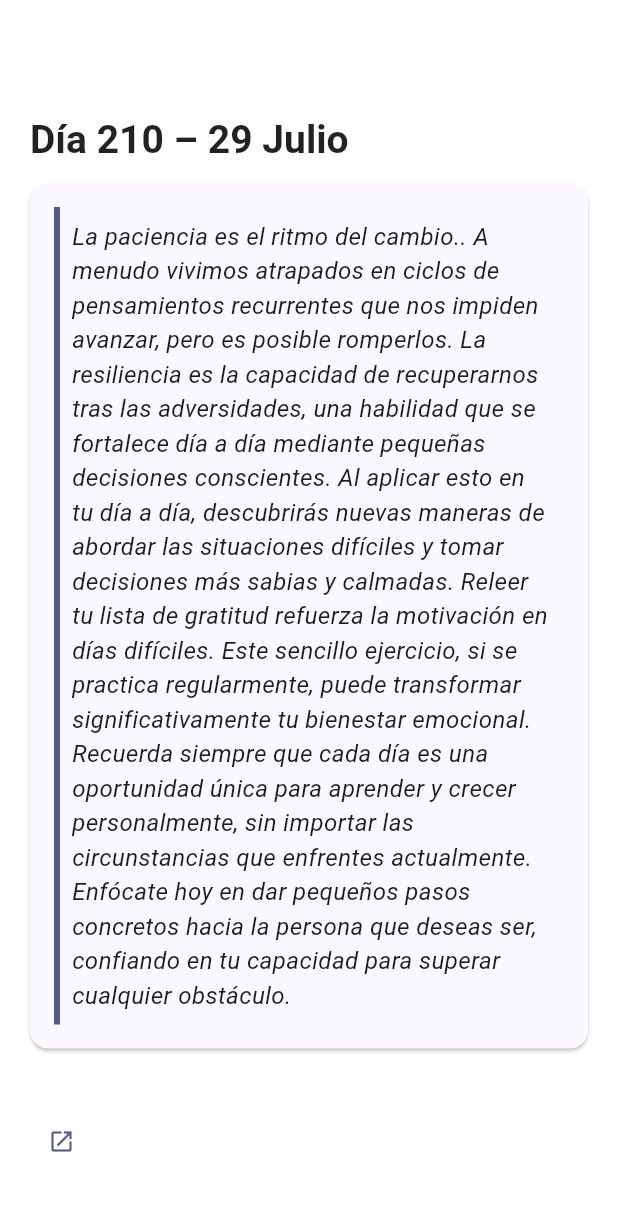
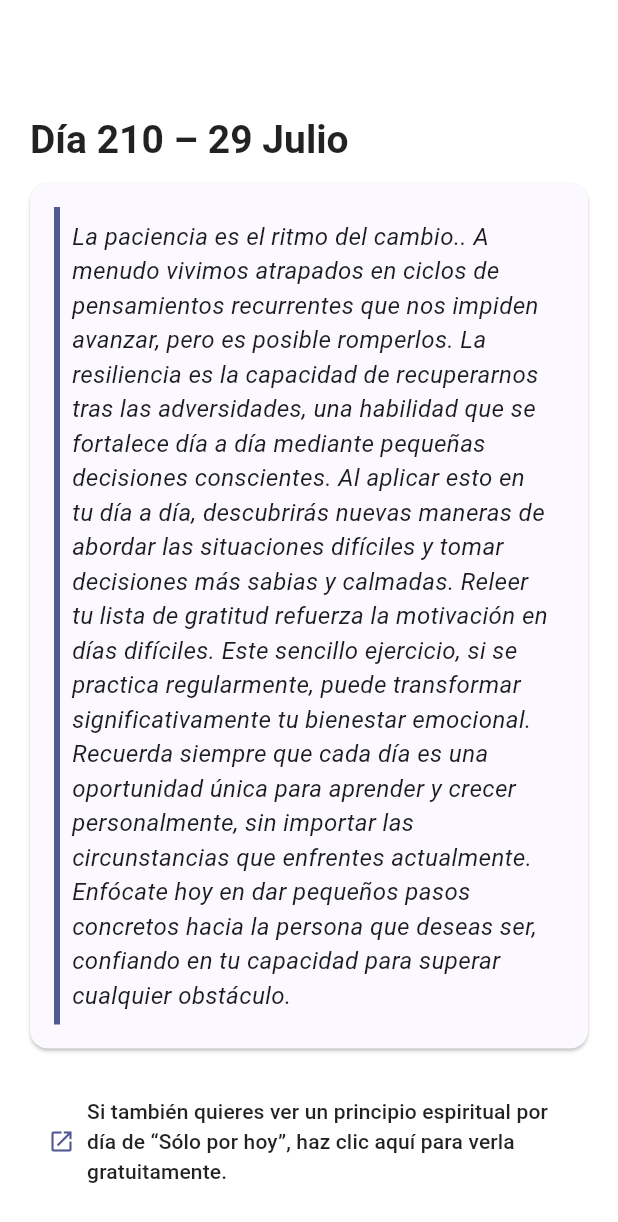
Before and after one commit to javiercamaraezquerra/Undiamas, a Flutter app: the ReflectionScreen screen opened directly, on a phone screen of 412 x 824 dp. Shown: the top 1222 px of the screen. Run offline on Flutter 3.47's test engine with Material 3 defaults, Android fonts, the phone set to English and light mode, and no system bars; drawn by our look-alikes of flutter_markdown; our stand-ins replace fl_chart, flutter_local_notifications, flutter_secure_storage, google_mobile_ads, google_sign_in, hive and 4 more; missing offline and left inert: googleapis; accounts and stored records are empty.

Commit message:
Update reflection_screen.dart

```diff
--- a/lib/screens/reflection_screen.dart
+++ b/lib/screens/reflection_screen.dart
@@ -92,6 +92,7 @@ class _ReflectionScreenState extends State<ReflectionScreen>
   @override
   Widget build(BuildContext context) {
     final theme = Theme.of(context);
+    final bool dark = theme.brightness == Brightness.dark;
 
     if (_loadError != null) {
       return Scaffold(
@@ -108,6 +109,8 @@ class _ReflectionScreenState extends State<ReflectionScreen>
       return const Scaffold(body: Center(child: CircularProgressIndicator()));
     }
 
+    final double bottomExtra = kBottomNavigationBarHeight + 24;
+
     return Scaffold(
       extendBodyBehindAppBar: true,
       backgroundColor: Colors.transparent,
@@ -116,7 +119,8 @@ class _ReflectionScreenState extends State<ReflectionScreen>
         top: true,
         bottom: false,
         child: SingleChildScrollView(
-          padding: const EdgeInsets.all(20),
+          padding:
+              EdgeInsets.fromLTRB(20, 20, 20, bottomExtra), // espacio extra
           child: Column(
             crossAxisAlignment: CrossAxisAlignment.start,
             children: [
@@ -157,8 +161,8 @@ class _ReflectionScreenState extends State<ReflectionScreen>
               const SizedBox(height: 24),
               TextButton.icon(
                 icon: const Icon(Icons.open_in_new),
-                style:
-                    TextButton.styleFrom(foregroundColor: theme.colorScheme.primary),
+                style: TextButton.styleFrom(
+                    foregroundColor: theme.colorScheme.primary),
                 onPressed: () async {
                   final uri = Uri.parse(_soloPorHoyUrl);
                   if (await canLaunchUrl(uri)) {
@@ -170,11 +174,12 @@ class _ReflectionScreenState extends State<ReflectionScreen>
                             'No se pudo abrir el enlace, inténtalo más tarde.')));
                   }
                 },
-                label: const Text(
+                label: Text(
                   'Si también quieres ver un principio espiritual por día de “Sólo por hoy”, '
                   'haz clic aquí para verla gratuitamente.',
                   textAlign: TextAlign.start,
-                  style: TextStyle(color: Colors.white)
+                  style: TextStyle(
+                      color: dark ? Colors.white : Colors.black87),
                 ),
               ),
             ],
```
